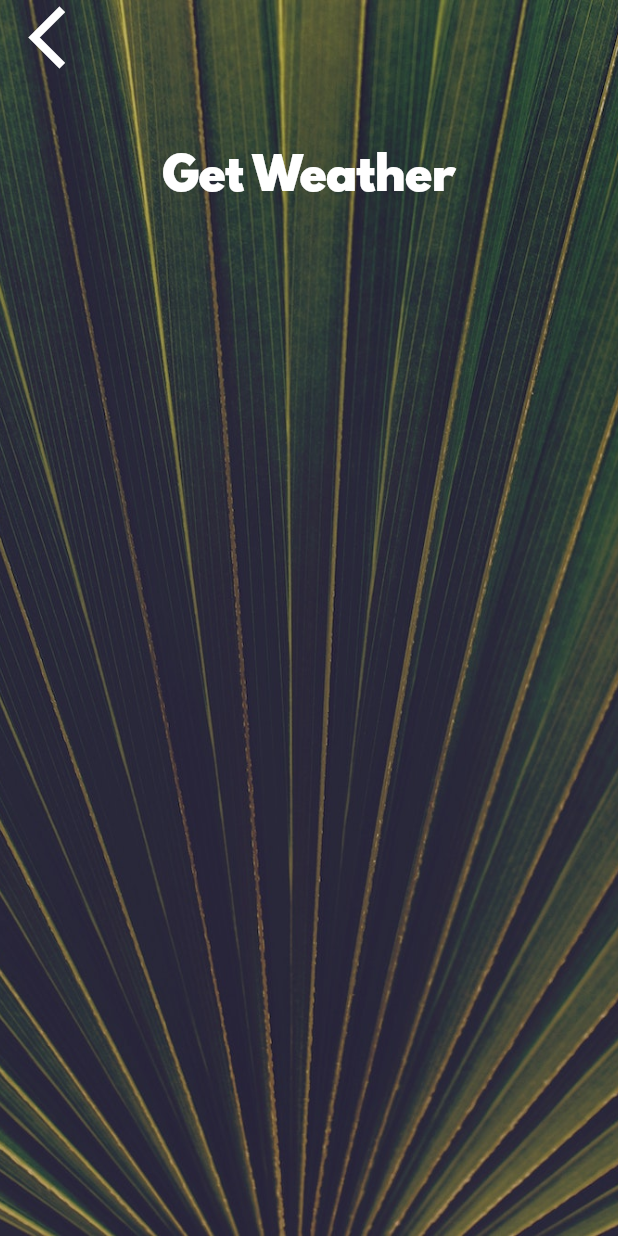
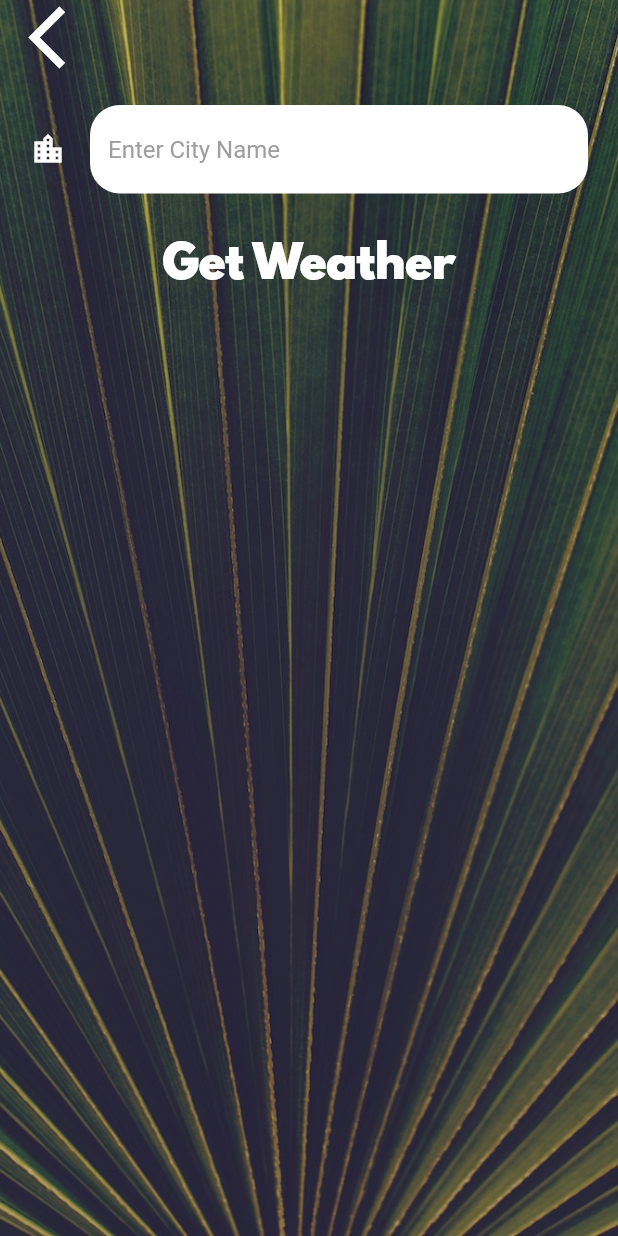
Before and after one commit to PatrickChow0803/flutter-clima, a Flutter app: the CityScreen screen opened directly, on a phone screen of 412 x 824 dp. Run offline on Flutter 3.47's test engine with Material 2 defaults, Android fonts, the phone set to English and light mode, and no system bars; our stand-ins replace flutter_spinkit, geolocator; network calls fail.

Commit message:
Added navigation to the city_screen and added a TextField

```diff
--- a/Clima-Flutter-master/Clima-Flutter-master/lib/screens/city_screen.dart
+++ b/Clima-Flutter-master/Clima-Flutter-master/lib/screens/city_screen.dart
@@ -33,7 +33,16 @@ class _CityScreenState extends State<CityScreen> {
               ),
               Container(
                 padding: EdgeInsets.all(20.0),
-                child: null,
+                child: TextField(
+                  // onChanged is called each time the TextField's input is changed
+                  onChanged: (value) {
+                    print(value);
+                  },
+                  style: TextStyle(
+                    color: Colors.black,
+                  ),
+                  decoration: kTextFieldInputDecoration,
+                ),
               ),
               FlatButton(
                 onPressed: () {},
--- a/Clima-Flutter-master/Clima-Flutter-master/lib/utilities/constants.dart
+++ b/Clima-Flutter-master/Clima-Flutter-master/lib/utilities/constants.dart
@@ -18,3 +18,22 @@ const kButtonTextStyle = TextStyle(
 const kConditionTextStyle = TextStyle(
   fontSize: 100.0,
 );
+
+const kTextFieldInputDecoration = InputDecoration(
+  filled: true,
+  fillColor: Colors.white,
+  hintText: 'Enter City Name',
+  hintStyle: TextStyle(
+    color: Colors.grey,
+  ),
+  icon: Icon(
+    Icons.location_city,
+    color: Colors.white,
+  ),
+  border: OutlineInputBorder(
+    borderSide: BorderSide.none,
+    borderRadius: BorderRadius.all(
+      Radius.circular(20.0),
+    ),
+  ),
+);
```
Also changed, not shown: Clima-Flutter-master/Clima-Flutter-master/lib/screens/location_screen.dart (+11 -1 lines).
